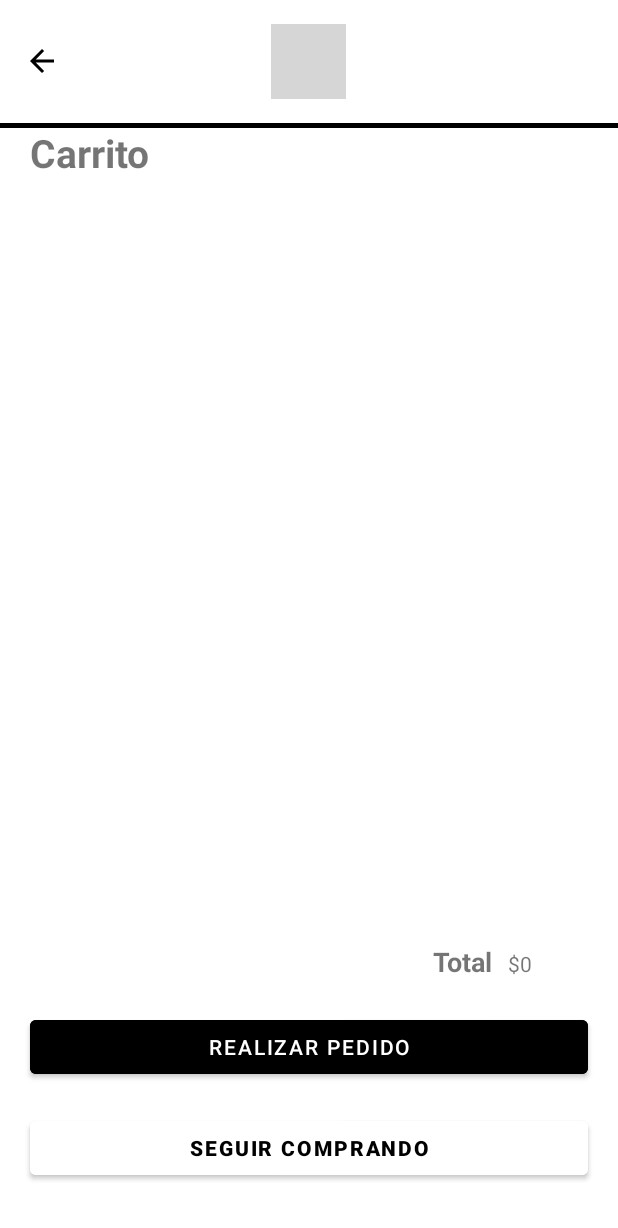
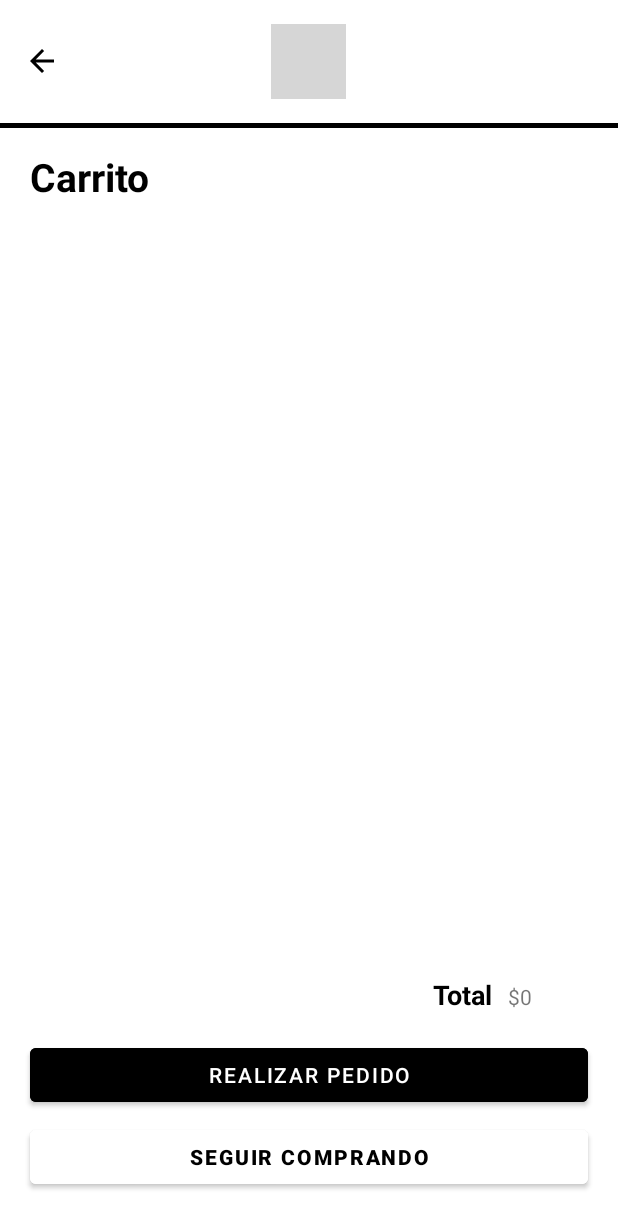
Before and after one commit to DestroyerRexor/OhMyYog, an Android app: the CartViewActivity screen opened directly, with no data from a screen before it, on a phone screen of 412 x 824 dp. Shown: the top 1228 px of the screen. Run offline under Robolectric (Android 15) with nearby library versions, the phone set to English and light mode, and no system bars; grey boxes are pictures that could not be loaded.

Commit message:
Shopping Cart minor visual fixes

```diff
--- a/app/src/main/res/layout/activity_cart_view.xml
+++ b/app/src/main/res/layout/activity_cart_view.xml
@@ -14,11 +14,12 @@
         android:id="@+id/textView"
         android:layout_width="match_parent"
         android:layout_height="40dp"
-        android:layout_marginTop="84dp"
+        android:layout_marginTop="100dp"
         android:text="Carrito"
         android:textSize="26dp"
         android:layout_marginLeft="20dp"
         android:textStyle="bold"
+        android:textColor="@color/black"
         app:layout_constraintEnd_toEndOf="parent"
         app:layout_constraintHorizontal_bias="1.0"
         app:layout_constraintStart_toStartOf="parent"
@@ -30,8 +31,8 @@
         android:id="@+id/cart_recyclerview"
         android:layout_width="wrap_content"
         android:layout_height="match_parent"
-        android:layout_marginTop="120dp"
-        android:layout_marginBottom="250dp"
+        android:layout_marginTop="135dp"
+        android:layout_marginBottom="235dp"
         android:divider="@android:color/darker_gray"
         android:dividerHeight="1px"
         android:visibility="visible"
@@ -58,6 +59,7 @@
             android:layout_height="wrap_content"
             android:text="Total"
             android:textSize="18dp"
+            android:textColor="@color/black"
             android:textStyle="bold" />
 
         <TextView
```
Also changed, not shown: app/src/main/java/com/example/evidenciafinalapp/CartViewActivity.java (+8 -0 lines).
